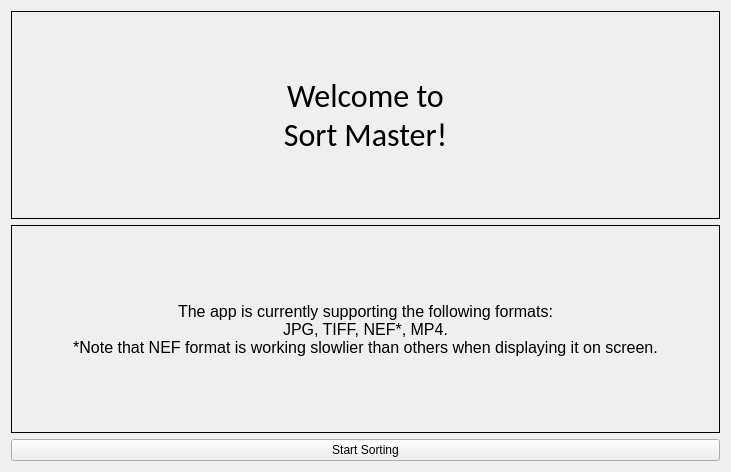
Qt form startupscreen.ui (Nir15/mediaSorterByNir) before a commit.
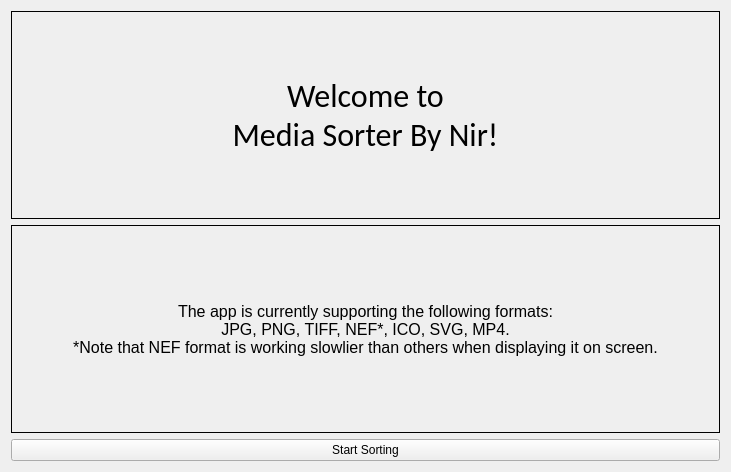
The same form after that commit.

```diff
--- a/startupscreen.ui
+++ b/startupscreen.ui
@@ -32,7 +32,7 @@
        </property>
        <property name="text">
         <string>Welcome to
-Sort Master!</string>
+Media Sorter By Nir!</string>
        </property>
        <property name="textFormat">
         <enum>Qt::PlainText</enum>
@@ -54,7 +54,7 @@
        </property>
        <property name="text">
         <string>The app is currently supporting the following formats:
-JPG, TIFF, NEF*, MP4.
+JPG, PNG, TIFF, NEF*, ICO, SVG, MP4.
 *Note that NEF format is working slowlier than others when displaying it on screen.</string>
        </property>
        <property name="alignment">
```
